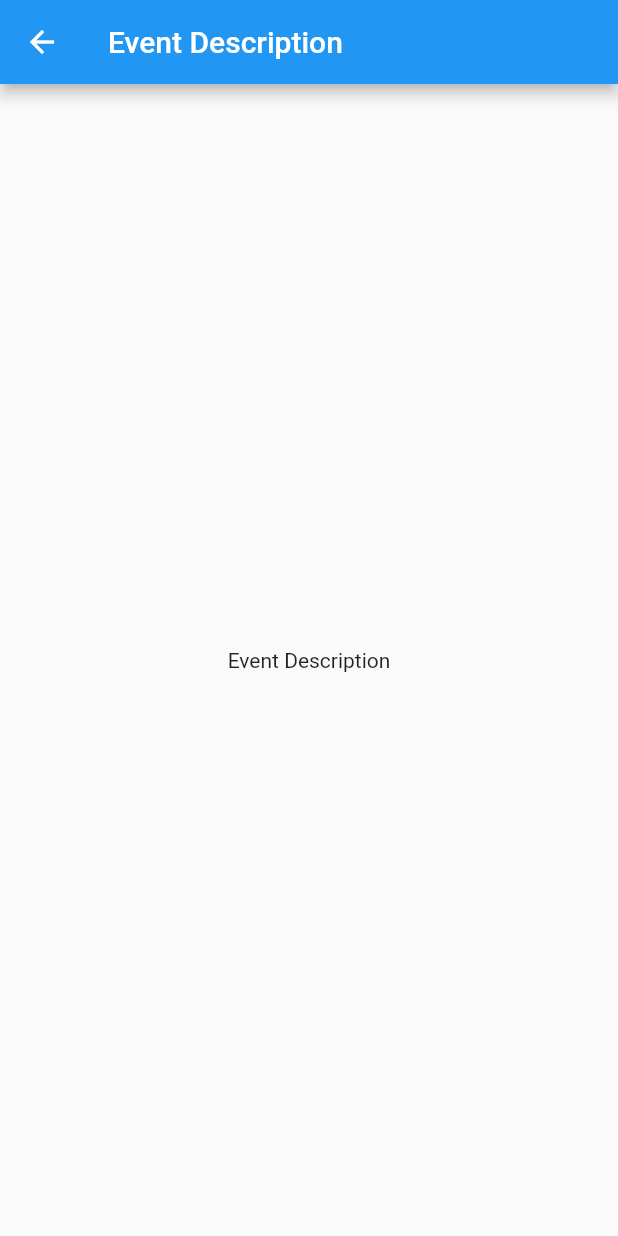
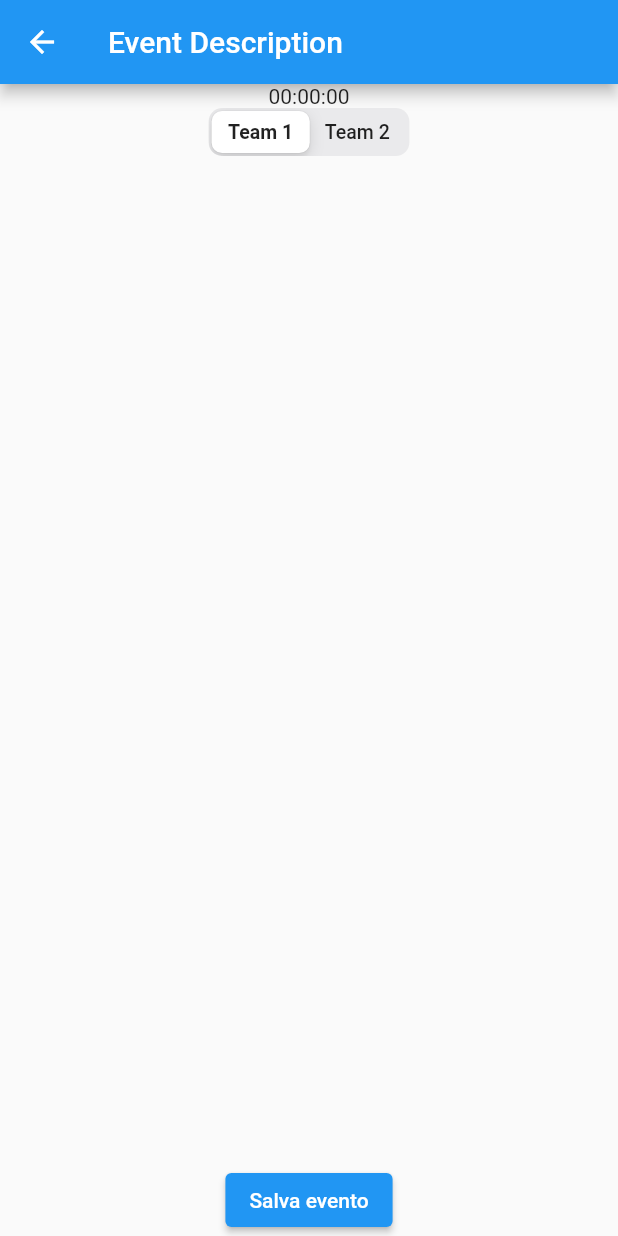
Before and after one commit to mario-catillo/match_recorder, a Flutter app: the screen it shows after launch, after a tap on "Tackle", on a phone screen of 412 x 824 dp. Run offline on Flutter 3.47's test engine with Material 2 defaults, Android fonts, the phone set to English and light mode, and no system bars.

Commit message:
more complex logics

```diff
--- a/lib/event_description_view.dart
+++ b/lib/event_description_view.dart
@@ -1,21 +1,73 @@
+import 'package:flutter/cupertino.dart';
 import 'package:flutter/material.dart';
+import 'package:match_recorder/models/app_state.dart';
+import 'package:match_recorder/models/base_event.dart';
+import 'package:match_recorder/models/player.dart';
+import 'package:match_recorder/models/stopwatch_state.dart';
+import 'package:match_recorder/models/tackle_event.dart';
+import 'package:match_recorder/models/team.dart';
+import 'package:match_recorder/team_page.dart';
+import 'package:match_recorder/widgets/players_select.dart';
+import 'package:provider/provider.dart';
 
 class EventDescriptionView extends StatefulWidget {
-  const EventDescriptionView({Key? key}) : super(key: key);
+  final BaseEvent event;
+  const EventDescriptionView({Key? key, required this.event}) : super(key: key);
 
   @override
   _EventDescriptionViewState createState() => _EventDescriptionViewState();
 }
 
 class _EventDescriptionViewState extends State<EventDescriptionView> {
+  TeamType selectedTeam = TeamType.team1;
+
+  List<Player> selectedPlayers = [];
+  late BaseEvent event;
+  @override
+  void initState() {
+    super.initState();
+    event = widget.event;
+  }
+
+  void _saveEvent() {
+    event.players = selectedPlayers;
+    event.teamType = selectedTeam;
+    context.read<AppState>().pushEvent(event);
+    Navigator.pop(context);
+  }
+
   @override
   Widget build(BuildContext context) {
     return Scaffold(
       appBar: AppBar(
         title: const Text('Event Description'),
       ),
-      body: const Center(
-        child: Text('Event Description'),
+      body: Column(
+        children: [
+          Text(event.time),
+          CupertinoSlidingSegmentedControl<TeamType>(
+            children: const {
+              TeamType.team1: Text('Team 1'),
+              TeamType.team2: Text('Team 2'),
+            },
+            onValueChanged: (TeamType? team) {
+              if (team != null) {
+                setState(() {
+                  selectedTeam = team;
+                });
+              }
+            },
+            groupValue: selectedTeam,
+          ),
+          Expanded(
+              child: PlayersSelect(
+            teamType: selectedTeam,
+            onPlayersChanged: (List<Player> players) =>
+                selectedPlayers = players,
+          )),
+          ElevatedButton(
+              onPressed: _saveEvent, child: const Text("Salva evento"))
+        ],
       ),
     );
   }
--- a/lib/main_event_buttons.dart
+++ b/lib/main_event_buttons.dart
@@ -4,6 +4,7 @@ import 'package:match_recorder/models/app_state.dart';
 import 'package:match_recorder/models/base_event.dart';
 import 'package:match_recorder/models/stopwatch_state.dart';
 import 'package:match_recorder/models/tackle_event.dart';
+import 'package:match_recorder/models/try_event.dart';
 import 'package:provider/provider.dart';
 
 class MainEventButtons extends StatelessWidget {
@@ -12,8 +13,12 @@ class MainEventButtons extends StatelessWidget {
   });
 
   void _onEventPressed(BuildContext context, BaseEvent event) {
-    Navigator.push(context,
-        MaterialPageRoute(builder: (context) => const EventDescriptionView()));
+    Navigator.push(
+        context,
+        MaterialPageRoute(
+            builder: (context) => EventDescriptionView(
+                  event: event,
+                )));
   }
 
   @override
@@ -29,7 +34,8 @@ class MainEventButtons extends StatelessWidget {
           child: const Text('Tackle'),
         ),
         MaterialButton(
-          onPressed: () => null,
+          onPressed: () => _onEventPressed(context,
+              TryEvent(time: context.read<StopwatchState>().currentTime.value)),
           child: const Text('Try'),
         ),
         MaterialButton(
--- a/lib/models/app_state.dart
+++ b/lib/models/app_state.dart
@@ -4,6 +4,7 @@ import 'package:flutter/material.dart';
 import 'package:match_recorder/models/base_event.dart';
 import 'package:match_recorder/models/player.dart';
 import 'package:match_recorder/models/team.dart';
+import 'package:match_recorder/team_page.dart';
 
 class AppState with ChangeNotifier {
   Team team1 = Team('Team 1', []);
@@ -15,10 +16,22 @@ class AppState with ChangeNotifier {
     notifyListeners();
   }
 
-  void addPlayer(Player player) {
+  void addPlayer(Player player, TeamType teamType) {
     //provvisorio, da cambiare con logica definitiva gestione team
-    team1.players.add(player);
-    team2.players.add(player);
+    if (teamType == TeamType.team1) {
+      team1.players.add(player);
+    } else {
+      team2.players.add(player);
+    }
     notifyListeners();
   }
+
+  Team getTeam(TeamType teamType) {
+    switch (teamType) {
+      case TeamType.team1:
+        return team1;
+      case TeamType.team2:
+        return team2;
+    }
+  }
 }
--- a/lib/models/base_event.dart
+++ b/lib/models/base_event.dart
@@ -1,11 +1,15 @@
 import 'package:match_recorder/models/player.dart';
+import 'package:match_recorder/team_page.dart';
 
 abstract class BaseEvent {
   final String time;
   final String name;
+
+  TeamType teamType;
   List<Player> players = [];
 
-  BaseEvent({required this.time, required this.name});
+  BaseEvent(
+      {required this.time, required this.name, this.teamType = TeamType.team1});
 
   String getEventName();
 }
--- /dev/null
+++ b/lib/widgets/players_select.dart
@@ -0,0 +1,51 @@
+import 'package:flutter/material.dart';
+import 'package:match_recorder/models/app_state.dart';
+import 'package:match_recorder/models/player.dart';
+import 'package:match_recorder/models/team.dart';
+import 'package:match_recorder/team_page.dart';
+import 'package:provider/provider.dart';
+
+class PlayersSelect extends StatefulWidget {
+  TeamType teamType;
+  final void Function(List<Player> players) onPlayersChanged;
+
+  PlayersSelect({
+    required this.teamType,
+    required this.onPlayersChanged,
+  });
+
+  @override
+  _PlayersSelectState createState() => _PlayersSelectState();
+}
+
+class _PlayersSelectState extends State<PlayersSelect> {
+  late List<Player> selectedPlayers;
+
+  @override
+  void initState() {
+    super.initState();
+    selectedPlayers = [];
+  }
+
+  @override
+  Widget build(BuildContext context) {
+    Team team = context.read<AppState>().getTeam(widget.teamType);
+    return ListView.builder(
+      itemCount: team.players.length,
+      itemBuilder: (ctx, index) => CheckboxListTile(
+        title: Text(team.players[index].name),
+        value: selectedPlayers.contains(team.players[index]),
+        onChanged: (bool? value) {
+          setState(() {
+            if (value == true) {
+              selectedPlayers.add(team.players[index]);
+            } else {
+              selectedPlayers.remove(team.players[index]);
+            }
+          });
+          widget.onPlayersChanged(selectedPlayers);
+        },
+      ),
+    );
+  }
+}
```
Also changed, not shown: lib/main.dart (+4 -4 lines), lib/models/try_event.dart (added, +8 -0 lines), lib/team_page.dart (+14 -5 lines), lib/widgets/events_list.dart (+10 -1 lines).
